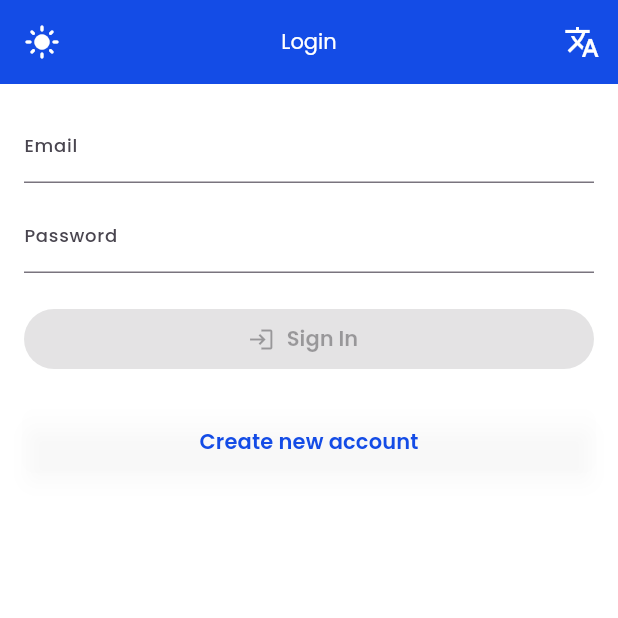
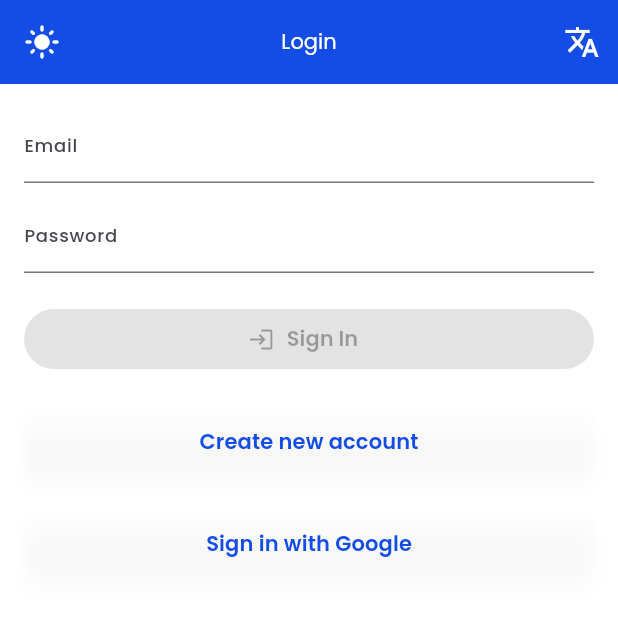
Before and after one commit to dhanazam/flutter_crud_firebase, a Flutter app: the screen it shows after launch, on a phone screen of 412 x 824 dp, the top half of it. Run offline on Flutter 3.47's test engine with Material 3 defaults, Android fonts, the phone set to English and light mode, and no system bars; our stand-ins replace bloc, cloud_firestore, connectivity_plus, equatable, firebase_auth, firebase_core and 8 more; accounts and stored records are empty; generated files the repository leaves out were written again.

Commit message:
add google sign in

```diff
--- a/lib/app/presentation/pages/login/bloc/login_event.dart
+++ b/lib/app/presentation/pages/login/bloc/login_event.dart
@@ -19,3 +19,5 @@ final class LoginPasswordChanged extends LoginEvent {
 final class LoginPasswordUnfocused extends LoginEvent {}
 
 final class LoginFormSubmitted extends LoginEvent {}
+
+final class LoginWithGoogle extends LoginEvent {}
--- a/lib/app/presentation/pages/login/login_view.dart
+++ b/lib/app/presentation/pages/login/login_view.dart
@@ -256,6 +256,37 @@ class _LoginFormViewState extends State<LoginFormView> {
                           ),
                         ),
                       ),
+                      const SizedBox(
+                        height: 20,
+                      ),
+                      SizedBox(
+                        width: double.infinity,
+                        child: ElevatedButton(
+                          onPressed: () {
+                            context.read<LoginBloc>().add(LoginWithGoogle());
+                          },
+                          style: ElevatedButton.styleFrom(
+                            elevation: 5,
+                            backgroundColor: kTransparent,
+                            foregroundColor:
+                                Theme.of(context).scaffoldBackgroundColor,
+                            shadowColor: kTransparent.withOpacity(0.1),
+                            shape: RoundedRectangleBorder(
+                              borderRadius: BorderRadius.circular(8),
+                            ),
+                          ),
+                          child: Text(
+                            "Sign in with Google",
+                            style: TextStyle(
+                                fontFamily: 'semibold',
+                                color: Theme.of(context).primaryColor,
+                                fontSize: Theme.of(context)
+                                    .textTheme
+                                    .bodyMedium
+                                    ?.fontSize),
+                          ),
+                        ),
+                      ),
                     ],
                   ),
                 ),
--- a/packages/authentication_repository/pubspec.yaml
+++ b/packages/authentication_repository/pubspec.yaml
@@ -11,3 +11,4 @@ dependencies:
     path: ../shared_pref
   equatable: ^2.0.5
   cloud_firestore: ^5.0.2
+  google_sign_in: ^6.1.0
```
Also changed, not shown: lib/app/presentation/pages/login/bloc/login_bloc.dart (+17 -1 lines), packages/authentication_repository/lib/src/authentication_repository.dart (+27 -5 lines), packages/authentication_repository/pubspec.lock, pubspec.lock, 1 other file.
